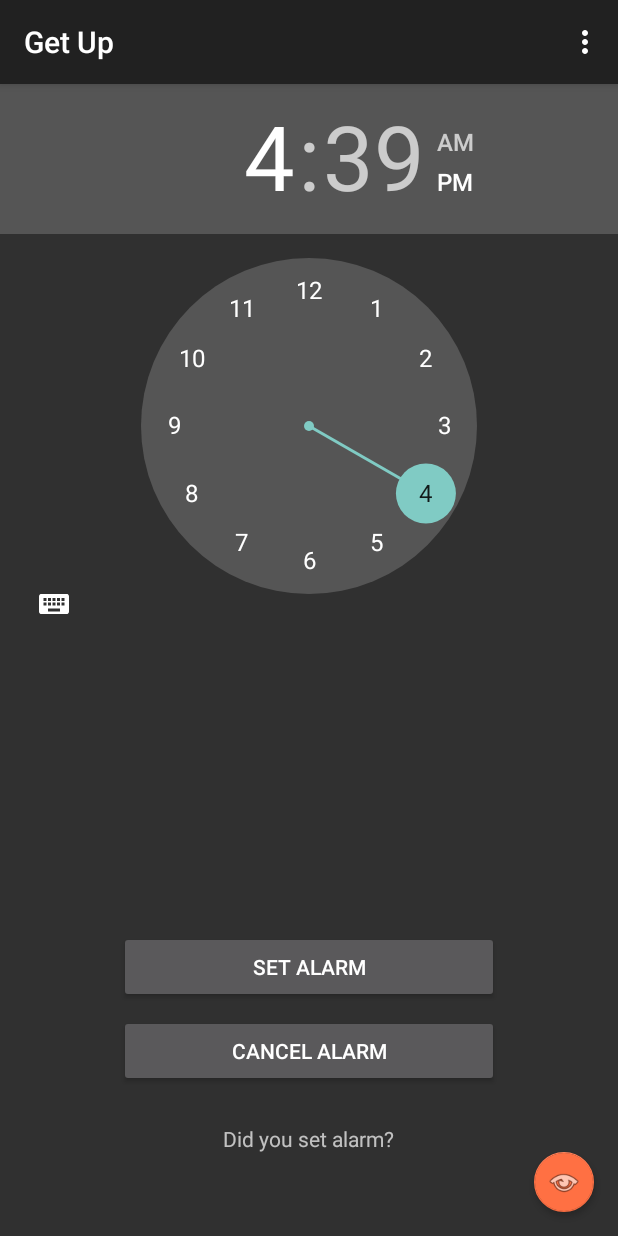
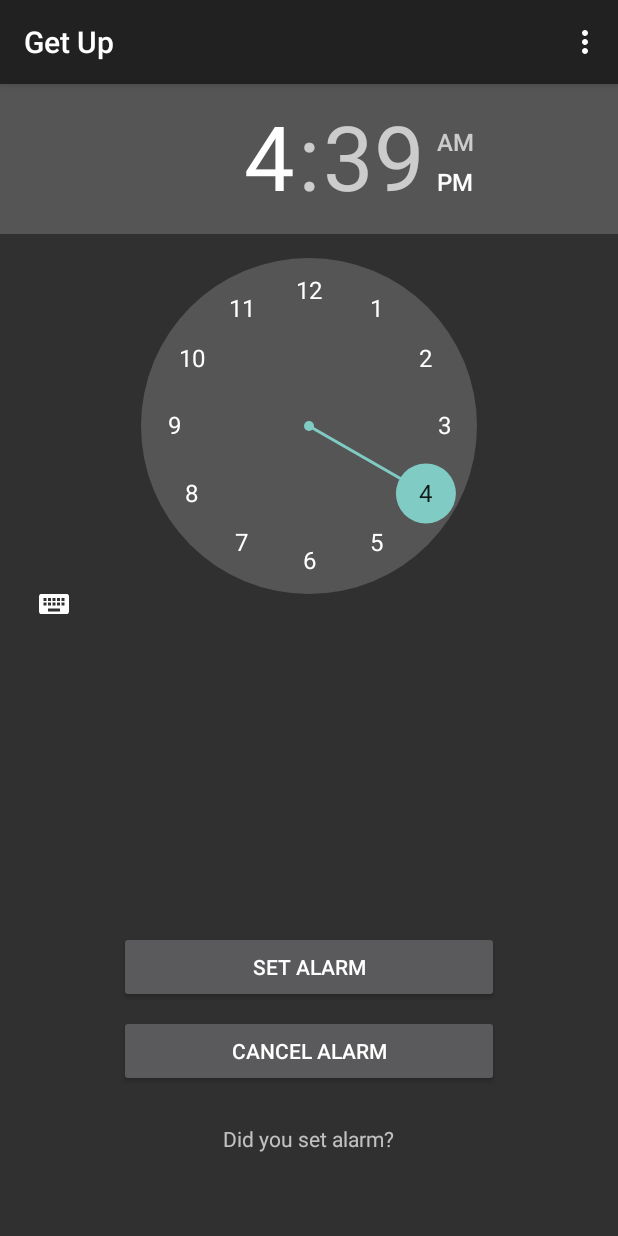
Before and after one commit to thuanle123/GetUp, an Android app: the screen it shows after launch (MainActivity), on a phone screen of 412 x 824 dp. Run offline under Robolectric (Android 15) with nearby library versions, the phone set to English and light mode, and no system bars; 2 statements that could not run were skipped.

Commit message:
Removed the FloatingActionButton and extraneous settings

```diff
--- a/app/src/main/res/layout/activity_main.xml
+++ b/app/src/main/res/layout/activity_main.xml
@@ -22,15 +22,4 @@
 
     <include layout="@layout/content_main" />
 
-    <android.support.design.widget.FloatingActionButton
-        android:id="@+id/fab"
-        android:layout_width="wrap_content"
-        android:layout_height="wrap_content"
-        android:layout_gravity="bottom|end"
-        android:layout_margin="@dimen/fab_margin"
-        app:backgroundTint="?attr/colorError"
-        app:elevation="2dp"
-        app:fabSize="mini"
-        app:srcCompat="@android:drawable/ic_menu_view" />
-
 </android.support.design.widget.CoordinatorLayout>
```
